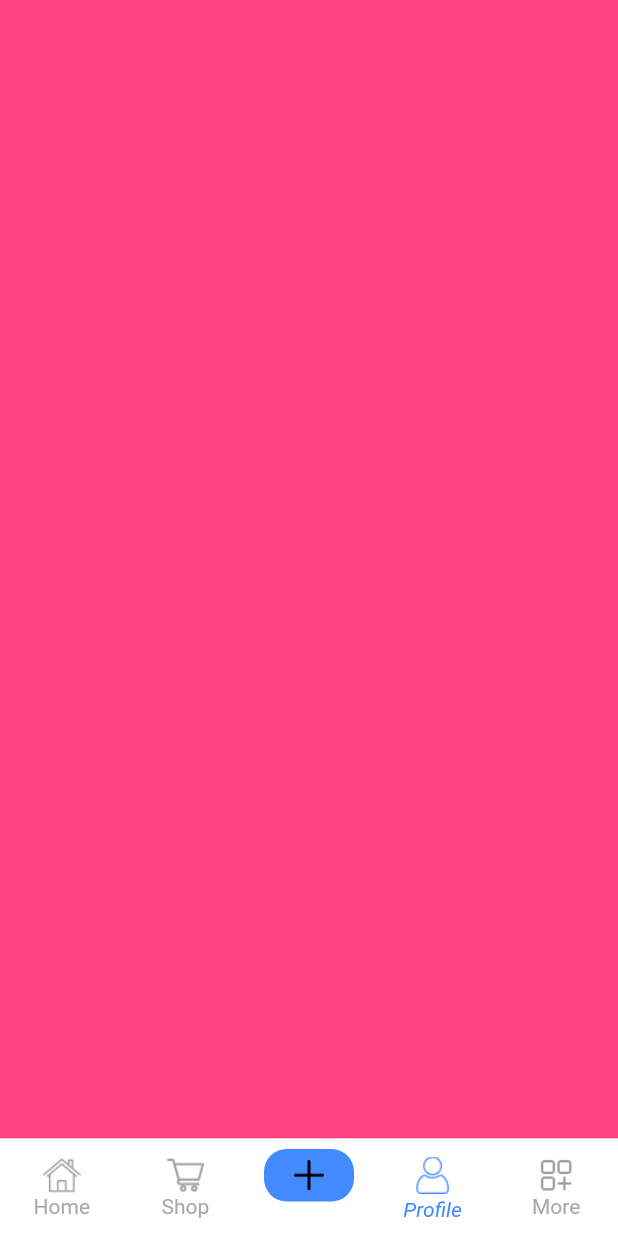
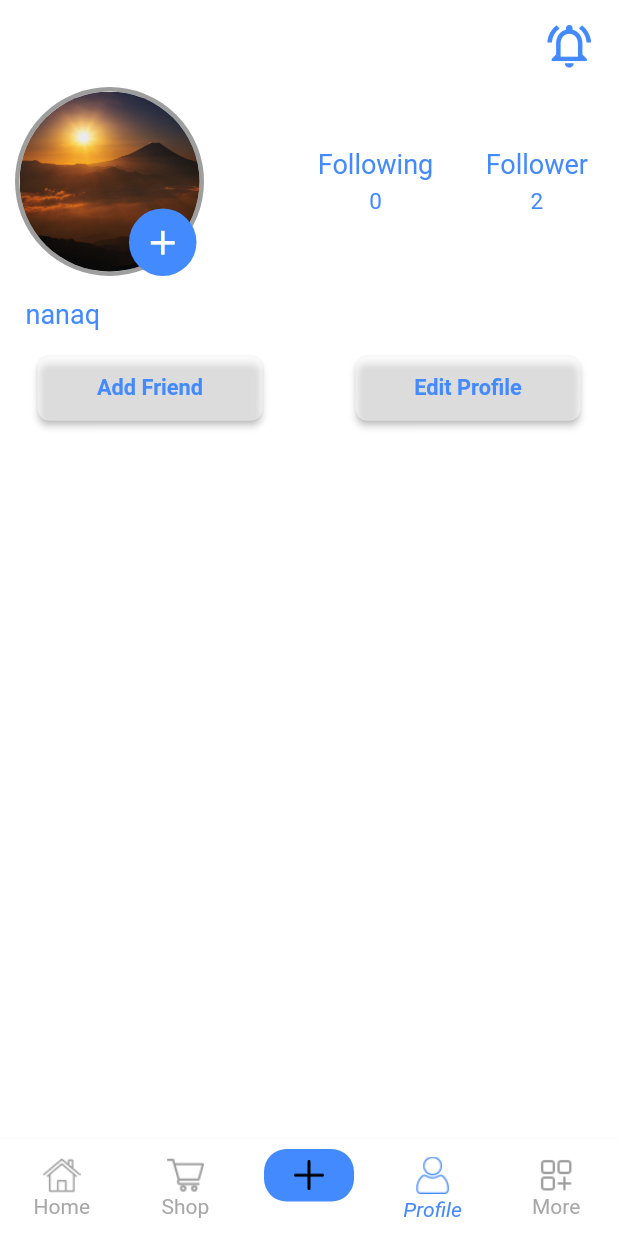
Before and after one commit to Mormputchay/mc_dragon, a Flutter app: the MainTabView screen opened directly, item 4 of the bottom bar chosen, on a phone screen of 412 x 824 dp. Run offline on Flutter 3.47's test engine with Material 2 defaults, Android fonts, the phone set to English and light mode, and no system bars; our stand-ins replace camera, carousel_slider, country_code_picker, get, image_picker, pin_code_fields and 1 more; network calls fail.

Commit message:
More screen , profile screen and Edit profile

```diff
--- a/lib/common_widget/BuilderAppBar.dart
+++ b/lib/common_widget/BuilderAppBar.dart
@@ -1,13 +1,13 @@
 import 'package:flutter/material.dart';
 
 class BuilderAppBar extends StatelessWidget implements PreferredSizeWidget {
-  final String title;
+  final String? title;
   final Widget? leading;
   final List<Widget>? actions;
   final double? elevation;
   const BuilderAppBar({
     super.key,
-    required this.title,
+    this.title,
     this.leading,
     this.actions,
     this.elevation,
@@ -21,7 +21,7 @@
       centerTitle: true,
       leading: leading,
       title: Text(
-        title,
+        title!,
         style: const TextStyle(color: Colors.blue, fontSize: 22),
       ),
       actions: actions,
--- /dev/null
+++ b/lib/common_widget/ButtonProfile.dart
@@ -0,0 +1,24 @@
+import 'package:flutter/material.dart';
+
+class ButtonProfile extends StatelessWidget {
+  final String title;
+  final VoidCallback onPress;
+  const ButtonProfile({super.key, required this.title, required this.onPress});
+  @override
+  Widget build(BuildContext context) {
+    return MaterialButton(
+      minWidth: 150,
+      height: 43,
+      shape: RoundedRectangleBorder(borderRadius: BorderRadius.circular(8)),
+      color: Colors.white60.withOpacity(0.5),
+      onPressed: onPress,
+      child: Text(
+        title,
+        style: const TextStyle(
+            fontSize: 14.5,
+            color: Colors.blueAccent,
+            fontWeight: FontWeight.w600),
+      ),
+    );
+  }
+}
--- /dev/null
+++ b/lib/common_widget/camera.dart
@@ -0,0 +1,3 @@
+import 'package:camera/camera.dart';
+
+late List<CameraDescription> _cameras;
--- /dev/null
+++ b/lib/common_widget/text_following.dart
@@ -0,0 +1,25 @@
+import 'package:flutter/material.dart';
+
+class TextFollowing extends StatelessWidget {
+  final String title;
+  final String subTitle;
+  const TextFollowing({super.key, required this.title, required this.subTitle});
+  @override
+  Widget build(BuildContext context) {
+    return Column(
+      children: [
+        Text(
+          title,
+          style: const TextStyle(fontSize: 18, color: Colors.blueAccent),
+        ),
+        const SizedBox(
+          height: 5,
+        ),
+        Text(
+          subTitle,
+          style: const TextStyle(fontSize: 15, color: Colors.blueAccent),
+        )
+      ],
+    );
+  }
+}
--- a/lib/main.dart
+++ b/lib/main.dart
@@ -1,5 +1,6 @@
 import 'package:flutter/material.dart';
 import 'package:flutter/services.dart';
+import 'package:get/get.dart';
 import 'package:mc_dragon/view/splash_screen/splash_screen.dart';
 
 void main() {
@@ -12,10 +13,9 @@
 class MyApp extends StatelessWidget {
   const MyApp({super.key});
 
-  // This widget is the root of your application.
   @override
   Widget build(BuildContext context) {
-    return MaterialApp(
+    return GetMaterialApp(
       title: 'Flutter Demo',
       debugShowCheckedModeBanner: false,
       theme: ThemeData(
--- a/lib/view/main_tab/main_tab_view.dart
+++ b/lib/view/main_tab/main_tab_view.dart
@@ -1,7 +1,9 @@
 import 'package:flutter/material.dart';
 import 'package:mc_dragon/view/Shop_Screen/shop_screen.dart';
+import 'package:mc_dragon/view/camera_and_video/camera_and_video_screen.dart';
 import 'package:mc_dragon/view/home_screen/home_view.dart';
 import 'package:mc_dragon/view/more_screen/more_screen.dart';
+import 'package:mc_dragon/view/profile_screen/profile-screen.dart';
 
 class MainTabView extends StatefulWidget {
   const MainTabView({super.key});
@@ -15,12 +17,8 @@
   final List<Widget> _widgetOptions = <Widget>[
     const HomeView(),
     const ShopScreen(),
-    const Scaffold(
-      backgroundColor: Colors.green,
-    ),
-    const Scaffold(
-      backgroundColor: Colors.pinkAccent,
-    ),
+    const CameraAndVideoScreen(),
+    const ProfileScreen(),
     const MoreScreen(),
   ];
   void _onItemTap(int index) {
--- /dev/null
+++ b/lib/view/profile_screen/components/profile_image.dart
@@ -0,0 +1,51 @@
+import 'package:flutter/material.dart';
+
+class ProfileImage extends StatelessWidget {
+  const ProfileImage({super.key});
+  @override
+  Widget build(BuildContext context) {
+    return Stack(
+      children: [
+        Padding(
+          padding: const EdgeInsets.only(left: 10),
+          child: Container(
+            decoration: BoxDecoration(
+              border: Border.all(color: Colors.grey, width: 3),
+              borderRadius: const BorderRadius.all(
+                Radius.circular(100),
+              ),
+            ),
+            child: ClipOval(
+              child: Image.asset(
+                'assets/image/nanaq1.jpg',
+                width: 120,
+                height: 120,
+                fit: BoxFit.cover,
+              ),
+            ),
+          ),
+        ),
+        Positioned(
+          bottom: 0,
+          right: 5,
+          child: Container(
+            alignment: Alignment.center,
+            width: 45,
+            height: 45,
+            decoration: BoxDecoration(
+                color: Colors.blueAccent,
+                borderRadius: BorderRadius.circular(40)),
+            child: IconButton(
+              onPressed: () {},
+              icon: const Icon(
+                Icons.add,
+                color: Colors.white,
+                size: 27,
+              ),
+            ),
+          ),
+        )
+      ],
+    );
+  }
+}
--- /dev/null
+++ b/lib/view/profile_screen/profile-screen.dart
@@ -0,0 +1,88 @@
+import 'package:flutter/material.dart';
+import 'package:mc_dragon/common_widget/ButtonProfile.dart';
+import 'package:mc_dragon/common_widget/text_following.dart';
+import 'package:mc_dragon/view/edit_profile/edit_profile.dart';
+import 'package:mc_dragon/view/profile_screen/components/profile_image.dart';
+
+class ProfileScreen extends StatefulWidget {
+  const ProfileScreen({super.key});
+  @override
+  State<ProfileScreen> createState() => _ProfileScreenState();
+}
+
+class _ProfileScreenState extends State<ProfileScreen> {
+  @override
+  Widget build(BuildContext context) {
+    var media = MediaQuery.of(context).size;
+    return Scaffold(
+      resizeToAvoidBottomInset: false,
+      backgroundColor: Colors.white,
+      body: SafeArea(
+        child: SingleChildScrollView(
+          child: Column(
+            crossAxisAlignment: CrossAxisAlignment.start,
+            children: [
+              Padding(
+                padding:
+                    const EdgeInsets.symmetric(horizontal: 10, vertical: 5),
+                child: Row(
+                  mainAxisAlignment: MainAxisAlignment.end,
+                  children: [
+                    IconButton(
+                        onPressed: () {},
+                        icon: const Icon(
+                          Icons.notifications_active_outlined,
+                          size: 35,
+                          color: Colors.blueAccent,
+                        ))
+                  ],
+                ),
+              ),
+              const Row(
+                mainAxisAlignment: MainAxisAlignment.spaceBetween,
+                children: [
+                  ProfileImage(),
+                  Padding(
+                    padding: EdgeInsets.symmetric(horizontal: 20),
+                    child: Row(
+                      mainAxisAlignment: MainAxisAlignment.spaceBetween,
+                      children: [
+                        TextFollowing(title: "Following", subTitle: "0"),
+                        SizedBox(width: 35),
+                        TextFollowing(title: "Follower", subTitle: "2"),
+                      ],
+                    ),
+                  ),
+                ],
+              ),
+              const Padding(
+                padding: EdgeInsets.only(left: 17, bottom: 15, top: 15),
+                child: Text(
+                  "nanaq",
+                  style: TextStyle(fontSize: 18, color: Colors.blueAccent),
+                ),
+              ),
+              Padding(
+                padding: const EdgeInsets.symmetric(horizontal: 25),
+                child: Row(
+                  mainAxisAlignment: MainAxisAlignment.spaceBetween,
+                  children: [
+                    ButtonProfile(title: "Add Friend", onPress: () {}),
+                    ButtonProfile(
+                        title: "Edit Profile",
+                        onPress: () {
+                          Navigator.push(
+                              context,
+                              MaterialPageRoute(
+                                  builder: (context) => const EditProfile()));
+                        })
+                  ],
+                ),
+              )
+            ],
+          ),
+        ),
+      ),
+    );
+  }
+}
--- a/pubspec.yaml
+++ b/pubspec.yaml
@@ -45,6 +45,9 @@
   youtube_player_flutter: ^8.1.2
   chewie: ^1.7.1
   carousel_slider: ^4.2.1
+  image_picker: ^1.0.4
+  get: ^4.6.6
+  camera: ^0.10.5+4
 
 
 
```
Also changed, not shown: lib/view/camera_and_video/camera_and_video_screen.dart (added, +16 -0 lines), lib/view/edit_profile/compoents/add_Image.dart (added, +158 -0 lines), lib/view/edit_profile/edit_profile.dart (added, +43 -0 lines), assets/image/nanaq1.jpg (added), assets/image/no Image.jpg (added), pubspec.lock, 9 other files.
